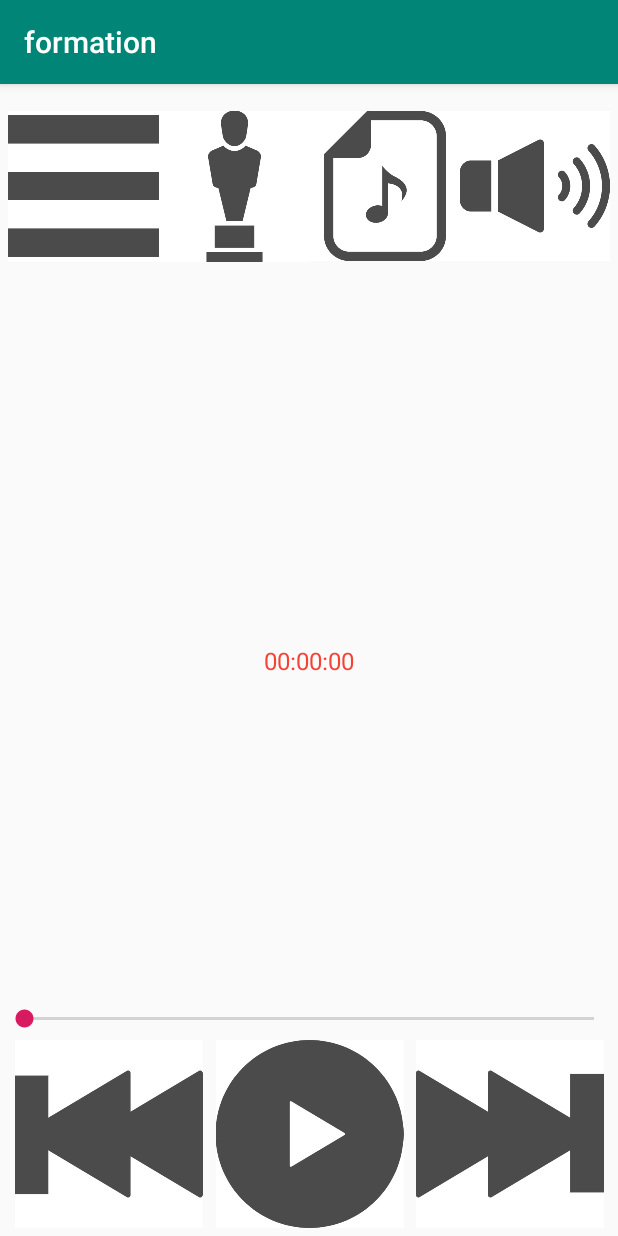
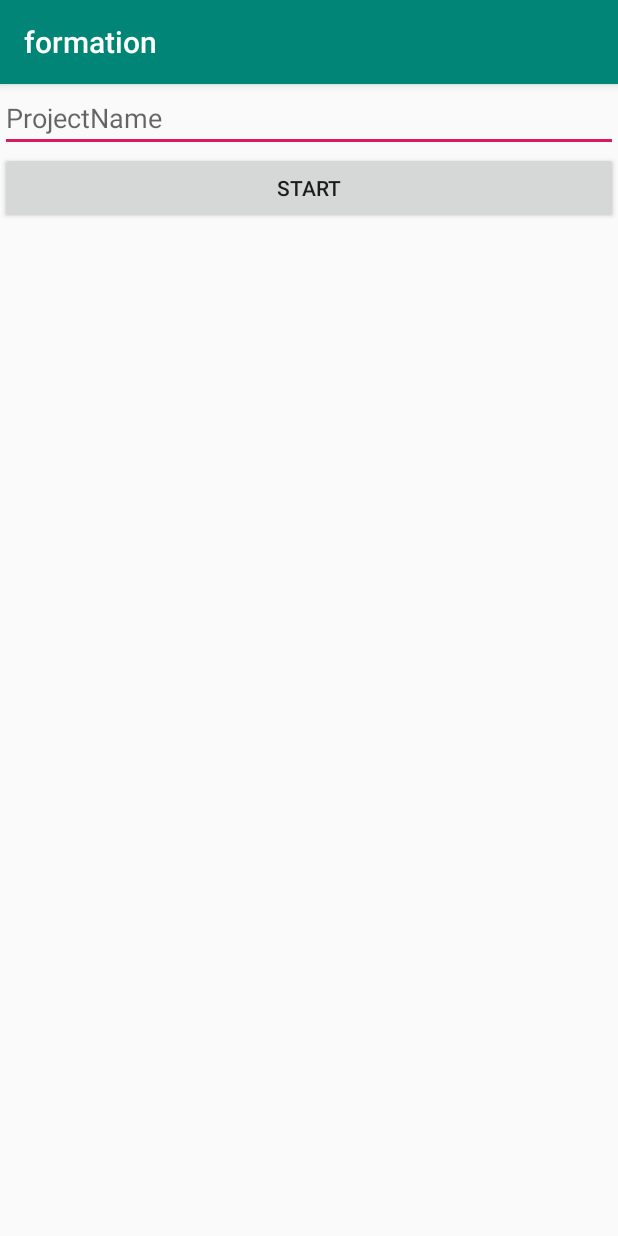
Before and after one commit to hajison223/formation, an Android app: the screen it shows after launch (MainActivity before the commit, CreateNewProjectName after it), after a tap on "NEW PROJECT", on a phone screen of 412 x 824 dp. Run offline under Robolectric (Android 15) with nearby library versions, the phone set to English and light mode, and no system bars.

Commit message:
保存機能管理完了

```diff
--- a/app/src/main/AndroidManifest.xml
+++ b/app/src/main/AndroidManifest.xml
@@ -10,7 +10,8 @@
         android:roundIcon="@mipmap/ic_launcher_round"
         android:supportsRtl="true"
         android:theme="@style/AppTheme">
-        <activity android:name=".EditActivity"></activity>
+        <activity android:name=".CreateNewProjectName"></activity>
+        <activity android:name=".EditActivity" />
         <activity android:name=".MusicSelectActivity" />
         <activity android:name=".HelpActivity" />
         <activity android:name=".ProjectManagerActivity" />
--- a/app/src/main/java/com/lifeistech/formation/CachePref.java
+++ b/app/src/main/java/com/lifeistech/formation/CachePref.java
@@ -22,6 +22,6 @@ public class CachePref {
         return pref.getString(key, defaultValue);
     }
     public void put(String key, String value) {
-        editor.putString(key, value).commit();
+        editor.putString(key, value).apply();
     }
 }
--- /dev/null
+++ b/app/src/main/java/com/lifeistech/formation/CreateNewProjectName.java
@@ -0,0 +1,61 @@
+package com.lifeistech.formation;
+
+import android.content.Intent;
+import android.support.v7.app.AppCompatActivity;
+import android.os.Bundle;
+import android.view.View;
+import android.widget.EditText;
+import android.widget.Toast;
+
+import java.util.ArrayList;
+import java.util.Arrays;
+import java.util.List;
+
+public class CreateNewProjectName extends AppCompatActivity {
+    EditText projectNameEditText;
+    String text;
+
+    @Override
+    protected void onCreate(Bundle savedInstanceState) {
+        super.onCreate(savedInstanceState);
+        setContentView(R.layout.activity_create_new_project_name);
+        projectNameEditText = (EditText) findViewById(R.id.createProjectName);
+
+//        Intent intent = getIntent();
+//        projectNameEditText = intent.getStringExtra("project_name"); //project1}
+    }
+
+
+    public void nameSave(View v) {
+        text = projectNameEditText.getText().toString();
+
+        String[] projectsNames = ObjectStrage.get("project_name_array", String[].class);
+        if (projectsNames == null) {
+            projectsNames = new String[0];
+            ObjectStrage.save(new ArrayList<String>(), "project_name_array");
+        }
+        List<String> nameList = Arrays.asList(projectsNames);
+        ArrayList<String> nameArrayList = new ArrayList<>(nameList);
+
+        for (String projectsName : nameArrayList) {
+            if (projectsName.equals(text)) {
+                //警告
+                Toast.makeText(getApplicationContext(), "Please change the project name", Toast.LENGTH_SHORT).show();
+                return;
+            }
+        }
+
+        nameArrayList.add(text);
+        ObjectStrage.save(nameArrayList, "project_name_array");
+
+        //新規作成
+        Project project = new Project(new ArrayList<Dancer>(), text);
+        ObjectStrage.save(project, project.name);
+
+        Intent intent = new Intent(this, EditActivity.class);
+        intent.putExtra("project_name", project.name);
+        startActivity(intent);
+
+    }
+
+}
--- a/app/src/main/java/com/lifeistech/formation/Project.java
+++ b/app/src/main/java/com/lifeistech/formation/Project.java
@@ -6,8 +6,8 @@ public class Project {
     List<Dancer> dancers;
     String name;
 
-    Project(List<Dancer> dancers,String name){
+    Project(List<Dancer> dancers, String name) {
         this.dancers = dancers;
         this.name = name;
+    }
 }
-}
--- a/app/src/main/java/com/lifeistech/formation/StartActivity.java
+++ b/app/src/main/java/com/lifeistech/formation/StartActivity.java
@@ -14,9 +14,9 @@ public class StartActivity extends AppCompatActivity {
     }
 
     public void moveActivity(View v){
-        Intent intent = new Intent(this,MainActivity.class);
+        Intent intent = new Intent(this,CreateNewProjectName.class);
         startActivity(intent);
-    }//メイン画面へ
+    }//プロジェクト名登録画面へ
 
     public void projectManagerActivity(View v){
         Intent intent2 = new Intent(this,ProjectManagerActivity.class);
--- /dev/null
+++ b/app/src/main/res/layout/activity_create_new_project_name.xml
@@ -0,0 +1,30 @@
+<?xml version="1.0" encoding="utf-8"?>
+<android.support.constraint.ConstraintLayout xmlns:android="http://schemas.android.com/apk/res/android"
+    xmlns:app="http://schemas.android.com/apk/res-auto"
+    xmlns:tools="http://schemas.android.com/tools"
+    android:layout_width="match_parent"
+    android:layout_height="match_parent"
+    tools:context=".CreateNewProjectName">
+
+    <LinearLayout
+        android:layout_width="match_parent"
+        android:layout_height="match_parent"
+        android:orientation="vertical">
+
+        <EditText
+            android:id="@+id/createProjectName"
+            android:layout_width="match_parent"
+            android:layout_height="wrap_content"
+            android:ems="10"
+            android:hint="ProjectName"
+            android:inputType="textPersonName" />
+
+        <Button
+            android:id="@+id/startMainActivity"
+            android:layout_width="match_parent"
+            android:layout_height="wrap_content"
+            android:onClick="nameSave"
+            android:text="Start" />
+    </LinearLayout>
+
+</android.support.constraint.ConstraintLayout>
```
Also changed, not shown: app/src/main/java/com/lifeistech/formation/EditActivity.java (+56 -41 lines), app/src/main/java/com/lifeistech/formation/MainActivity.java (+19 -10 lines), app/src/main/java/com/lifeistech/formation/ProjectManagerActivity.java (+28 -20 lines).
